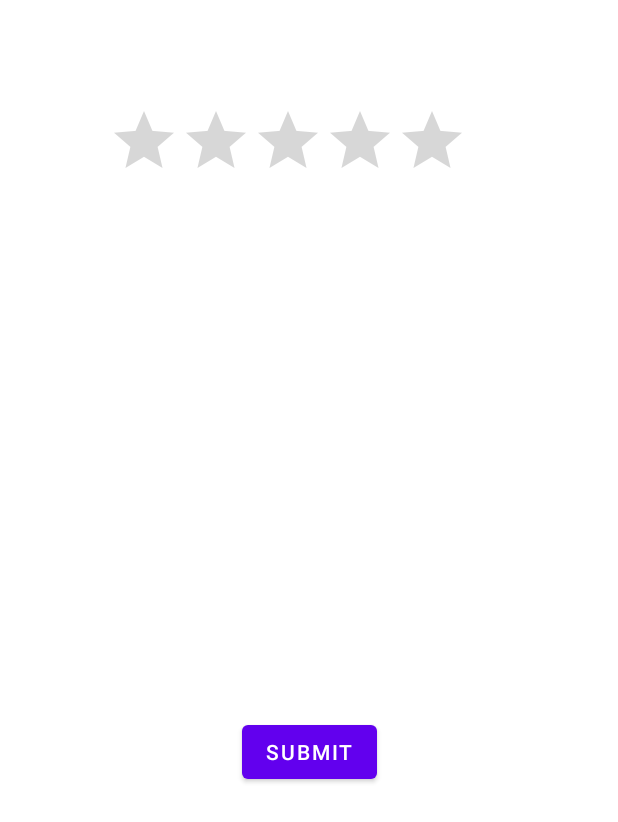
After one commit to DevChilwal/BMI, an Android app: the layout activity_ratingbar.xml on its own in the app's theme, with its tools: preview values and no code run, on a phone screen of 412 x 824 dp. The commit adds this screen. Shown: the top 822 px of the screen. Run offline under Robolectric (Android 15) with nearby library versions, the phone set to English and light mode, and no system bars.

Commit message:
ratingbar task complete

```diff
--- a/app/src/main/AndroidManifest.xml
+++ b/app/src/main/AndroidManifest.xml
@@ -14,6 +14,9 @@
         android:supportsRtl="true"
         android:theme="@style/Theme.BMI"
         tools:targetApi="31">
+        <activity
+            android:name=".ratingbar"
+            android:exported="false" />
         <activity
             android:name=".what_is_bmi"
             android:exported="false" />
--- a/app/src/main/java/com/example/bmi/MainActivity.kt
+++ b/app/src/main/java/com/example/bmi/MainActivity.kt
@@ -92,6 +92,10 @@ class MainActivity : AppCompatActivity(), View.OnClickListener {
                 }
                 startActivity(intent)
             }
+            R.id.ratingbar ->{
+                val intent = Intent(this,ratingbar::class.java)
+                startActivity(intent)
+            }
         }
             return super.onOptionsItemSelected(item)
         }
--- a/app/src/main/res/layout/activity_main.xml
+++ b/app/src/main/res/layout/activity_main.xml
@@ -61,7 +61,7 @@
             android:layout_width="match_parent"
             android:layout_height="wrap_content"
             android:text="CALCULATE"
-            android:textSize="25dp"
+            android:textSize="15dp"
             android:textAlignment="center"
             app:cornerRadius="110dp"/>
     </com.google.android.material.textfield.TextInputLayout>
--- /dev/null
+++ b/app/src/main/res/layout/activity_ratingbar.xml
@@ -0,0 +1,28 @@
+<?xml version="1.0" encoding="utf-8"?>
+<androidx.constraintlayout.widget.ConstraintLayout xmlns:android="http://schemas.android.com/apk/res/android"
+    android:layout_width="match_parent"
+    android:layout_height="match_parent"
+    xmlns:app="http://schemas.android.com/apk/res-auto">
+
+    <Button
+        android:layout_width="wrap_content"
+        android:layout_height="wrap_content"
+        android:id="@+id/submit"
+        app:layout_constraintBottom_toBottomOf="parent"
+        app:layout_constraintRight_toRightOf="parent"
+        app:layout_constraintLeft_toLeftOf="parent"
+        app:layout_constraintTop_toTopOf="parent"
+        android:text="@string/submit"
+        app:layout_constraintVertical_bias="0.615"
+        />
+    <RatingBar
+        android:id="@+id/ratingBar"
+        android:layout_width="wrap_content"
+        android:layout_height="wrap_content"
+        android:layout_marginLeft="72dp"
+        android:layout_marginTop="70dp"
+        app:layout_constraintStart_toStartOf="parent"
+        app:layout_constraintTop_toTopOf="parent"
+        />
+
+</androidx.constraintlayout.widget.ConstraintLayout>
--- a/app/src/main/res/values/strings.xml
+++ b/app/src/main/res/values/strings.xml
@@ -11,5 +11,6 @@
     <string name="dial">Dial</string>
     <string name="email">Email</string>
     <string name="exit">Exit</string>
+    <string name="submit">SUBMIT</string>
 
 </resources>
```
Also changed, not shown: app/src/main/java/com/example/bmi/ratingbar.kt (added, +15 -0 lines), app/src/main/res/menu/option_menu.xml (+7 -0 lines).
